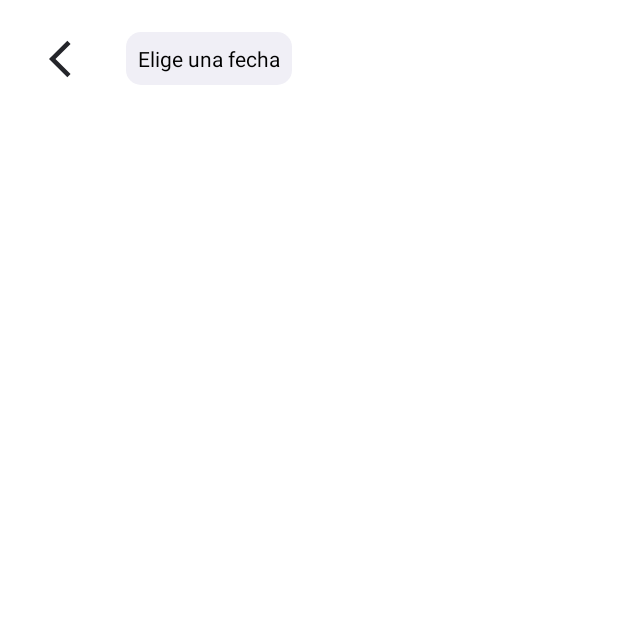
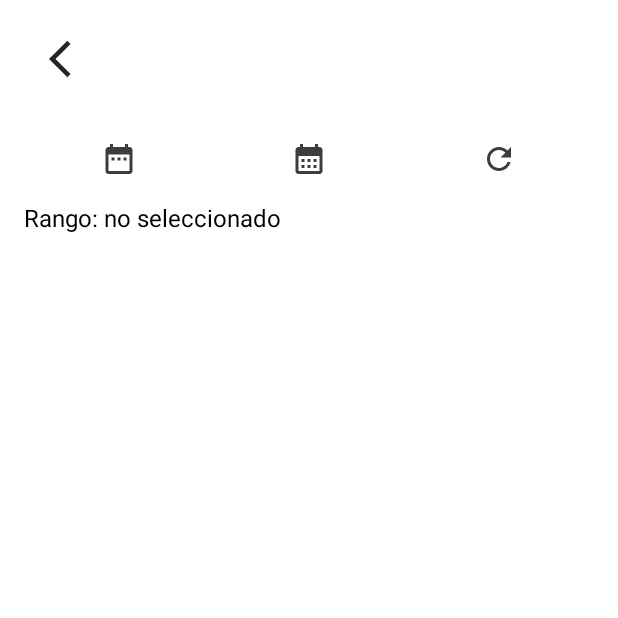
Before and after one commit to NilsGiN/Integrador2, an Android app: the HistorialActivity screen opened directly, with no data from a screen before it, on a phone screen of 412 x 824 dp, the top half of it. Run offline under Robolectric (Android 15) with nearby library versions, the phone set to English and light mode, and no system bars; our stand-ins replace Firebase (no records; nobody signed in at launch, a user with empty details on screens opened directly).

Commit message:
Filtrar por rango de fechas específicas, segunda versión

```diff
--- a/app/src/main/java/com/example/prueba1/views/HistorialActivity.java
+++ b/app/src/main/java/com/example/prueba1/views/HistorialActivity.java
@@ -4,6 +4,7 @@ import android.app.DatePickerDialog;
 import android.content.Intent;
 import android.os.Bundle;
 import android.view.View;
+import android.widget.Button;
 import android.widget.DatePicker;
 import android.widget.ImageButton;
 import android.widget.TextView;
@@ -28,10 +29,15 @@ import java.util.Calendar;
 public class HistorialActivity extends AppCompatActivity {
 
     private ImageButton atras_mosaico;
-    private TextView btnFecha;
     private RecyclerView mRecycler;
     private MantenimientoAdapter mAdapter;
     private FirebaseFirestore mFirestore;
+
+    private ImageButton btnFechaInicio, btnFechaFin, btnLimpiarFechas;
+    private TextView tvFechaSeleccionada;
+
+    private String fechaInicio = null;
+    private String fechaFin = null;
 
     private String tipo;
     private String carId;
@@ -46,14 +52,18 @@ public class HistorialActivity extends AppCompatActivity {
         mRecycler = findViewById(R.id.Recyclerview);
         mRecycler.setLayoutManager(new LinearLayoutManager(this));
 
-        TextView tituloMantenimiento = findViewById(R.id.Titulo_mantenimiento);
-        btnFecha = findViewById(R.id.tv_fecha_filtro);
-
         tipo = getIntent().getStringExtra("tipo_mantenimiento");
         carId = getIntent().getStringExtra("carId");
+
+        // Inicialmente mostrar todo sin filtro
+        aplicarQuerySinFecha();
+
+        // Título
+        TextView tituloMantenimiento = findViewById(R.id.Titulo_mantenimiento);
         String titulo = getIntent().getStringExtra("titulo_mantenimiento");
         tituloMantenimiento.setText(titulo);
 
+        // Botón atrás
         atras_mosaico = findViewById(R.id.Atras_mosaico);
         atras_mosaico.setOnClickListener(v -> {
             Intent intent = new Intent(HistorialActivity.this, MosaicoActivity.class);
@@ -61,15 +71,86 @@ public class HistorialActivity extends AppCompatActivity {
             startActivity(intent);
         });
 
-        btnFecha.setOnClickListener(v -> showDatePicker());
+        // Botones y texto
+        btnFechaInicio = findViewById(R.id.btnFechaInicio);
+        btnFechaFin = findViewById(R.id.btnFechaFin);
+        btnLimpiarFechas = findViewById(R.id.btnLimpiarFechas);
+        tvFechaSeleccionada = findViewById(R.id.tvFechaSeleccionada);
 
-        aplicarQuerySinFecha();
+        btnFechaInicio.setOnClickListener(v -> showDatePicker(true));
+        btnFechaFin.setOnClickListener(v -> showDatePicker(false));
+
+        btnLimpiarFechas.setOnClickListener(v -> {
+            fechaInicio = null;
+            fechaFin = null;
+            actualizarTextoFechas();
+            aplicarQuerySinFecha();
+        });
 
         ViewCompat.setOnApplyWindowInsetsListener(findViewById(R.id.main), (v, insets) -> {
             Insets systemBars = insets.getInsets(WindowInsetsCompat.Type.systemBars());
             v.setPadding(systemBars.left, systemBars.top, systemBars.right, systemBars.bottom);
             return insets;
         });
+    }
+
+    private void showDatePicker(boolean esInicio) {
+        final Calendar calendar = Calendar.getInstance();
+
+        DatePickerDialog datePickerDialog = new DatePickerDialog(this,
+                (view, year, month, dayOfMonth) -> {
+                    String fechaSeleccionada = String.format("%04d-%02d-%02d", year, month + 1, dayOfMonth);
+
+                    if (esInicio) {
+                        fechaInicio = fechaSeleccionada;
+                    } else {
+                        fechaFin = fechaSeleccionada;
+                    }
+
+                    actualizarTextoFechas();
+
+                    if (fechaInicio != null && fechaFin != null) {
+                        aplicarQueryPorRango();
+                    }
+                },
+                calendar.get(Calendar.YEAR),
+                calendar.get(Calendar.MONTH),
+                calendar.get(Calendar.DAY_OF_MONTH));
+
+        datePickerDialog.show();
+    }
+
+    private void actualizarTextoFechas() {
+        if (fechaInicio != null && fechaFin != null) {
+            tvFechaSeleccionada.setText("Rango: " + fechaInicio + " a " + fechaFin);
+        } else if (fechaInicio != null) {
+            tvFechaSeleccionada.setText("Desde: " + fechaInicio);
+        } else if (fechaFin != null) {
+            tvFechaSeleccionada.setText("Hasta: " + fechaFin);
+        } else {
+            tvFechaSeleccionada.setText("Rango: no seleccionado");
+        }
+    }
+
+    private void aplicarQueryPorRango() {
+        Query query = mFirestore.collection("Mantenimiento")
+                .whereEqualTo("id_tipo", tipo)
+                .whereEqualTo("carId", carId)
+                .whereGreaterThanOrEqualTo("fecha", fechaInicio)
+                .whereLessThanOrEqualTo("fecha", fechaFin);
+
+        FirestoreRecyclerOptions<Mantenimiento> options =
+                new FirestoreRecyclerOptions.Builder<Mantenimiento>()
+                        .setQuery(query, Mantenimiento.class)
+                        .build();
+
+        if (mAdapter != null) {
+            mAdapter.stopListening();
+        }
+
+        mAdapter = new MantenimientoAdapter(options);
+        mAdapter.startListening();
+        mRecycler.setAdapter(mAdapter);
     }
 
     private void aplicarQuerySinFecha() {
@@ -87,43 +168,8 @@ public class HistorialActivity extends AppCompatActivity {
         }
 
         mAdapter = new MantenimientoAdapter(options);
+        mAdapter.startListening();
         mRecycler.setAdapter(mAdapter);
-        mAdapter.startListening();
-    }
-
-    private void filtrarPorFecha(String fecha) {
-        Query queryFiltrado = mFirestore.collection("Mantenimiento")
-                .whereEqualTo("id_tipo", tipo)
-                .whereEqualTo("carId", carId)
-                .whereEqualTo("fecha", fecha);
-
-        FirestoreRecyclerOptions<Mantenimiento> options =
-                new FirestoreRecyclerOptions.Builder<Mantenimiento>()
-                        .setQuery(queryFiltrado, Mantenimiento.class)
-                        .build();
-
-        if (mAdapter != null) {
-            mAdapter.stopListening();
-        }
-
-        mAdapter = new MantenimientoAdapter(options);
-        mRecycler.setAdapter(mAdapter);
-        mAdapter.startListening();
-    }
-
-    private void showDatePicker() {
-        final Calendar calendar = Calendar.getInstance();
-
-        DatePickerDialog datePickerDialog = new DatePickerDialog(this,
-                (DatePicker view, int year, int month, int dayOfMonth) -> {
-                    String fechaFormateada = String.format("%04d-%02d-%02d", year, month + 1, dayOfMonth);
-                    filtrarPorFecha(fechaFormateada);
-                },
-                calendar.get(Calendar.YEAR),
-                calendar.get(Calendar.MONTH),
-                calendar.get(Calendar.DAY_OF_MONTH));
-
-        datePickerDialog.show();
     }
 
     @Override
--- /dev/null
+++ b/app/src/main/res/drawable/ic_calendario_fin.xml
@@ -0,0 +1,5 @@
+<vector xmlns:android="http://schemas.android.com/apk/res/android" android:height="24dp" android:tint="#403B3F" android:viewportHeight="24" android:viewportWidth="24" android:width="24dp">
+
+    <path android:fillColor="@android:color/white" android:pathData="M19,4h-1V2h-2v2H8V2H6v2H5C3.89,4 3.01,4.9 3.01,6L3,20c0,1.1 0.89,2 2,2h14c1.1,0 2,-0.9 2,-2V6C21,4.9 20.1,4 19,4zM19,20H5V10h14V20zM9,14H7v-2h2V14zM13,14h-2v-2h2V14zM17,14h-2v-2h2V14zM9,18H7v-2h2V18zM13,18h-2v-2h2V18zM17,18h-2v-2h2V18z"/>
+
+</vector>
--- /dev/null
+++ b/app/src/main/res/drawable/ic_calendario_inicio.xml
@@ -0,0 +1,5 @@
+<vector xmlns:android="http://schemas.android.com/apk/res/android" android:height="24dp" android:tint="#403B3F" android:viewportHeight="24" android:viewportWidth="24" android:width="24dp">
+
+    <path android:fillColor="@android:color/white" android:pathData="M9,11L7,11v2h2v-2zM13,11h-2v2h2v-2zM17,11h-2v2h2v-2zM19,4h-1L18,2h-2v2L8,4L8,2L6,2v2L5,4c-1.11,0 -1.99,0.9 -1.99,2L3,20c0,1.1 0.89,2 2,2h14c1.1,0 2,-0.9 2,-2L21,6c0,-1.1 -0.9,-2 -2,-2zM19,20L5,20L5,9h14v11z"/>
+
+</vector>
--- /dev/null
+++ b/app/src/main/res/drawable/ic_refresh.xml
@@ -0,0 +1,5 @@
+<vector xmlns:android="http://schemas.android.com/apk/res/android" android:height="24dp" android:tint="#403B3F" android:viewportHeight="24" android:viewportWidth="24" android:width="24dp">
+
+    <path android:fillColor="@android:color/white" android:pathData="M17.65,6.35C16.2,4.9 14.21,4 12,4c-4.42,0 -7.99,3.58 -7.99,8s3.57,8 7.99,8c3.73,0 6.84,-2.55 7.73,-6h-2.08c-0.82,2.33 -3.04,4 -5.65,4 -3.31,0 -6,-2.69 -6,-6s2.69,-6 6,-6c1.66,0 3.14,0.69 4.22,1.78L13,11h7V4l-2.35,2.35z"/>
+
+</vector>
--- a/app/src/main/res/layout/activity_historial.xml
+++ b/app/src/main/res/layout/activity_historial.xml
@@ -45,16 +45,6 @@
             android:textSize="24sp"
             tools:ignore="TextSizeCheck" />
 
-        <TextView
-            android:id="@+id/tv_fecha_filtro"
-            android:layout_width="wrap_content"
-            android:layout_height="wrap_content"
-            android:text="Elige una fecha"
-            android:padding="8dp"
-            android:background="@drawable/item_style"
-            android:textColor="@color/black"
-            />
-
     </LinearLayout>
 
 
@@ -67,7 +57,71 @@
         app:layout_constraintBottom_toBottomOf="parent"
         app:layout_constraintEnd_toEndOf="parent"
         app:layout_constraintStart_toStartOf="parent"
-        app:layout_constraintTop_toBottomOf="@+id/linearLayout"
+        app:layout_constraintTop_toBottomOf="@+id/layoutFiltroFechas"
         app:layout_constraintVertical_bias="0.02" />
 
+    <LinearLayout
+        android:id="@+id/layoutFiltroFechas"
+        android:layout_width="match_parent"
+        android:layout_height="wrap_content"
+        android:orientation="vertical"
+        android:padding="16dp"
+        app:layout_constraintBottom_toBottomOf="parent"
+        app:layout_constraintEnd_toEndOf="parent"
+        app:layout_constraintStart_toStartOf="parent"
+        app:layout_constraintTop_toBottomOf="@+id/linearLayout"
+        app:layout_constraintVertical_bias="0.01">
+
+        <!-- Fila con botones de selección de fechas -->
+        <LinearLayout
+            android:layout_width="match_parent"
+            android:layout_height="wrap_content"
+            android:layout_marginBottom="8dp"
+            android:gravity="center_vertical"
+            android:orientation="horizontal"
+            android:weightSum="3">
+
+            <ImageButton
+                android:id="@+id/btnFechaInicio"
+                android:layout_width="0dp"
+                android:layout_height="wrap_content"
+                android:layout_weight="1"
+                android:background="?attr/selectableItemBackgroundBorderless"
+                android:contentDescription="Fecha de inicio"
+                android:padding="8dp"
+                android:src="@drawable/ic_calendario_inicio" />
+
+            <ImageButton
+                android:id="@+id/btnFechaFin"
+                android:layout_width="0dp"
+                android:layout_height="wrap_content"
+                android:layout_weight="1"
+                android:background="?attr/selectableItemBackgroundBorderless"
+                android:contentDescription="Fecha de fin"
+                android:padding="8dp"
+                android:src="@drawable/ic_calendario_fin" />
+
+            <ImageButton
+                android:id="@+id/btnLimpiarFechas"
+                android:layout_width="0dp"
+                android:layout_height="wrap_content"
+                android:layout_weight="1"
+                android:padding="8dp"
+                android:contentDescription="Limpiar fechas"
+                android:background="?attr/selectableItemBackgroundBorderless"
+                android:src="@drawable/ic_refresh" />
+        </LinearLayout>
+
+        <!-- Texto que muestra el rango de fechas seleccionado -->
+        <TextView
+            android:id="@+id/tvFechaSeleccionada"
+            android:layout_width="wrap_content"
+            android:layout_height="wrap_content"
+            android:layout_gravity="start"
+            android:text="Rango: no seleccionado"
+            android:textColor="#000000"
+            android:textSize="16sp" />
+    </LinearLayout>
+
+
 </androidx.constraintlayout.widget.ConstraintLayout>
```
